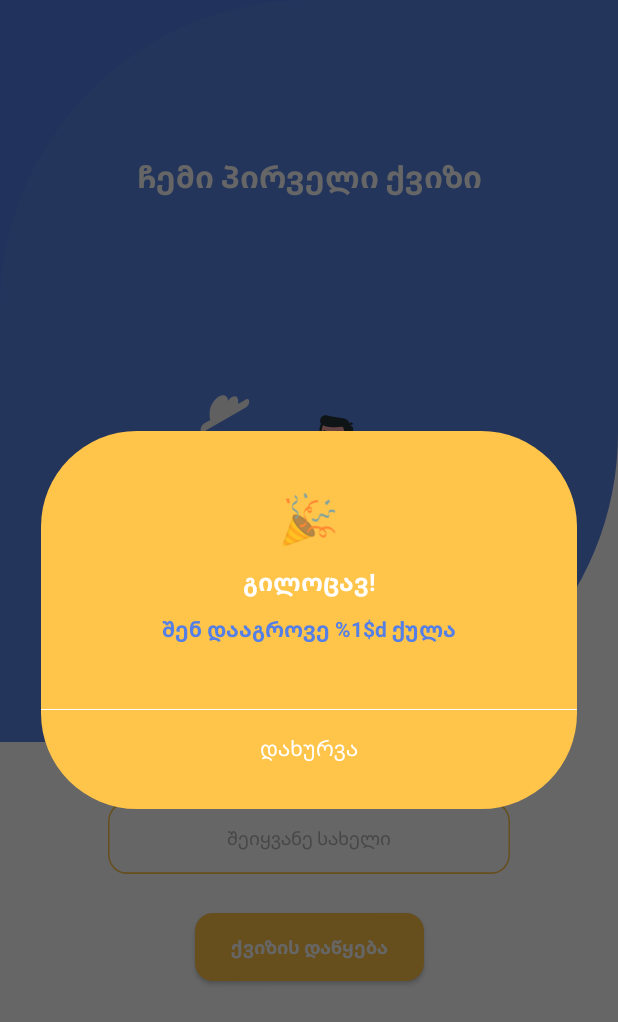
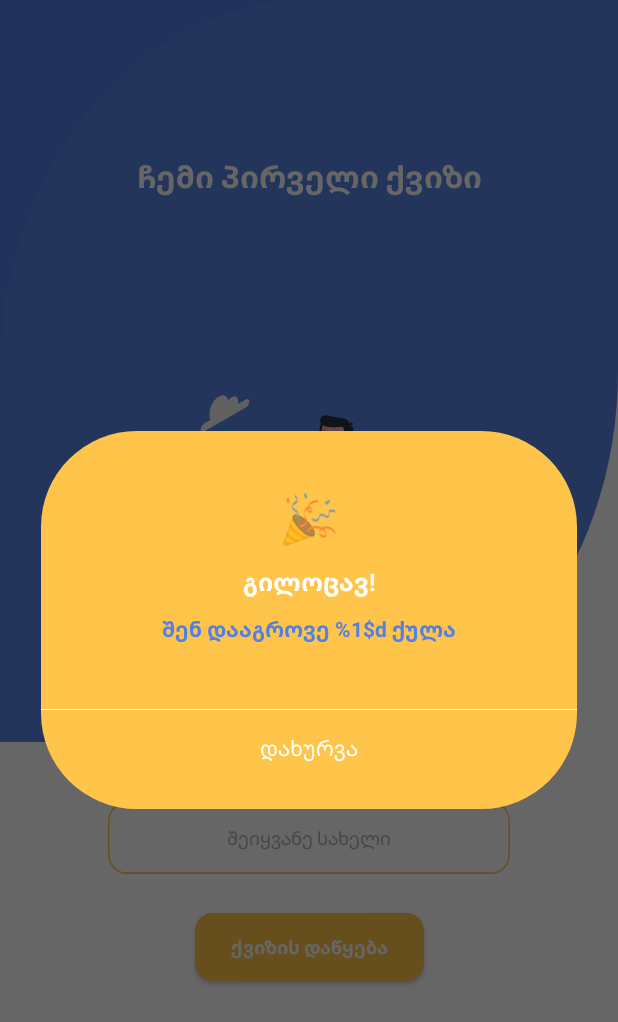
Before and after one commit to ninikokra/Quiz, an Android app: the screen it shows after launch (QuizActivity), after a tap on "ქვიზის დაწყება", on a phone screen of 412 x 824 dp. Shown: the top 1022 px of the screen. Run offline under Robolectric (Android 15) with nearby library versions, the phone set to English and light mode, and no system bars.

Commit message:
changed dialog CustomView, some design bugs fixed, added ConstraintGroups

```diff
--- a/app/src/main/java/com/space/quiz/presentation/dialog/CustomDialogView.kt
+++ b/app/src/main/java/com/space/quiz/presentation/dialog/CustomDialogView.kt
@@ -1,13 +1,15 @@
 package com.space.quiz.presentation.dialog
 
+import android.app.AlertDialog
 import android.content.Context
+import android.graphics.Color
+import android.graphics.drawable.ColorDrawable
 import android.util.AttributeSet
 import android.view.LayoutInflater
-import android.view.View
 import android.widget.FrameLayout
-import android.widget.TextView
 import com.space.quiz.R
 import com.space.quiz.databinding.CustomDialogBinding
+import com.space.quiz.utils.isVisible
 
 class CustomDialogView @JvmOverloads constructor(
     context: Context,
@@ -18,43 +20,60 @@ class CustomDialogView @JvmOverloads constructor(
     private val binding: CustomDialogBinding =
         CustomDialogBinding.inflate(LayoutInflater.from(context), this, true)
 
+    private lateinit var alertDialog: AlertDialog
+
+    init {
+        setupDialog()
+    }
+
+    private fun setupDialog() {
+        val alertDialogBuilder = AlertDialog.Builder(context)
+        alertDialogBuilder.setView(this)
+
+        alertDialog = alertDialogBuilder.create()
+        alertDialog.window?.setBackgroundDrawable(ColorDrawable(Color.TRANSPARENT))
+    }
+
+    fun showDialog() {
+        alertDialog.show()
+    }
+
     fun showCloseState() {
         with(binding) {
-            exitQuestionTextVIew.visibility = View.VISIBLE
-            yesTextView.visibility = View.VISIBLE
-            noTextView.visibility = View.VISIBLE
+            congratsGroup.isVisible(true)
             exitQuestionTextVIew.text = context.getString(R.string.dialog_quiz_quit_text)
         }
     }
 
     fun showExitState() {
         with(binding) {
-            exitQuestionTextVIew.visibility = View.VISIBLE
-            yesTextView.visibility = View.VISIBLE
-            noTextView.visibility = View.VISIBLE
+            exitCloseGroup.isVisible(true)
             exitQuestionTextVIew.text = context.getString(R.string.dialog_exit_text)
         }
     }
 
     fun showCongratsState() {
-        with(binding) {
-            congratsIcon.visibility = View.VISIBLE
-            congratsTextView.visibility = View.VISIBLE
-            earnedPointsTextView.visibility = View.VISIBLE
-            viewLine.visibility = View.VISIBLE
-            closeDialogButton.visibility = View.VISIBLE
+        binding.congratsGroup.isVisible(true)
+    }
+
+    fun setPositiveButtonClickListener(onClickListener: () -> Unit) {
+        binding.yesTextView.setOnClickListener {
+            onClickListener.invoke()
+            alertDialog.dismiss()
         }
     }
 
-    fun getPositiveButton(): TextView {
-        return binding.yesTextView
+    fun setNegativeButtonClickListener(onClickListener: () -> Unit) {
+        binding.noTextView.setOnClickListener {
+            onClickListener.invoke()
+            alertDialog.dismiss()
+        }
     }
 
-    fun getNegativeButton(): TextView {
-        return binding.noTextView
-    }
-
-    fun getNeutralButton(): TextView {
-        return binding.closeDialogButton
+    fun setNeutralButtonClickListener(onClickListener: () -> Unit) {
+        binding.closeDialogButton.setOnClickListener {
+            onClickListener.invoke()
+            alertDialog.dismiss()
+        }
     }
 }
--- a/app/src/main/java/com/space/quiz/presentation/intro/IntroFragment.kt
+++ b/app/src/main/java/com/space/quiz/presentation/intro/IntroFragment.kt
@@ -1,22 +1,10 @@
 package com.space.quiz.presentation.intro
 
-import android.app.AlertDialog
-import android.graphics.Color
-import android.graphics.drawable.ColorDrawable
-import android.os.Bundle
-import androidx.fragment.app.Fragment
-import android.view.LayoutInflater
-import android.view.View
-import android.view.ViewGroup
-import android.widget.TextView
-import androidx.navigation.fragment.findNavController
 import com.space.quiz.R
-import com.space.quiz.databinding.FragmentHomeBinding
 import com.space.quiz.databinding.FragmentIntroBinding
 import com.space.quiz.presentation.base.BaseFragment
 import com.space.quiz.presentation.base.Inflater
 import com.space.quiz.presentation.dialog.CustomDialogView
-import com.space.quiz.presentation.home.HomeFragment
 
 class IntroFragment : BaseFragment<FragmentIntroBinding>() {
 
@@ -29,29 +17,14 @@ class IntroFragment : BaseFragment<FragmentIntroBinding>() {
             showDialog()
         }
     }
+
     private fun showDialog() {
-        val alertDialogBuilder = AlertDialog.Builder(requireContext())
         val customDialogView = CustomDialogView(requireContext())
         customDialogView.showCongratsState()
-        alertDialogBuilder.setView(customDialogView)
-        val alertDialog = alertDialogBuilder.create()
-        alertDialog.window?.setBackgroundDrawable(ColorDrawable(Color.TRANSPARENT))
-        alertDialog.show()
 
-     /*   val positiveButton: TextView = customDialogView.getPositiveButton()
-        positiveButton.setOnClickListener {
-            //navigation()
-            alertDialog.dismiss()
+        customDialogView.setNeutralButtonClickListener {
+            navigateTo(R.id.action_introFragment_to_homeFragment)
         }
-        val negativeButton: TextView = customDialogView.getNegativeButton()
-        negativeButton.setOnClickListener {
-            alertDialog.dismiss()
-        }
-*/
-        val neutralButton: TextView = customDialogView.getNeutralButton()
-        neutralButton.setOnClickListener {
-            navigateTo(R.id.action_introFragment_to_homeFragment)
-            alertDialog.dismiss()
-        }
+        customDialogView.showDialog()
     }
 }
--- a/app/src/main/java/com/space/quiz/presentation/views/BaseCustomView.kt
+++ b/app/src/main/java/com/space/quiz/presentation/views/BaseCustomView.kt
@@ -7,7 +7,7 @@ import android.graphics.Path
 import android.util.AttributeSet
 import android.view.View
 
-open class BaseCustomView(
+abstract class BaseCustomView(
     context: Context,
     attrs: AttributeSet?
 ) : View(context, attrs) {
--- a/app/src/main/java/com/space/quiz/presentation/views/IntroCustomView.kt
+++ b/app/src/main/java/com/space/quiz/presentation/views/IntroCustomView.kt
@@ -3,6 +3,7 @@ package com.space.quiz.presentation.views
 import android.content.Context
 import android.graphics.Canvas
 import android.graphics.Path
+import android.graphics.RectF
 import android.util.AttributeSet
 import com.space.quiz.R
 
@@ -15,9 +16,6 @@ class IntroCustomView(
      *it divides width of the view by 2*/
     private val centerX get() = width / 2
 
-    //the cornerRadius represents the value of radius for the corners
-    private val cornerRadius get() = width / 2
-
     override fun drawCustomView(canvas: Canvas) {
         drawDarkBlueBackground(canvas)
         drawLightBlueBackground(canvas)
@@ -29,40 +27,28 @@ class IntroCustomView(
             paint.color = context.getColor(R.color.blue_secondary_default)
             moveTo(0f, 0f)
             lineTo(centerX, 0f)
-            lineTo(0f, height / 2)
+            lineTo(0f, height)
             close()
             canvas.drawPath(path, paint)
         }
     }
 
     private fun drawLightBlueBackground(canvas: Canvas) {
-        /**the heightAdjustment  represents the vertical adjustment applied to the centerY positions of circles and
-         *calculates value by substracting one/third of the height from half of the width**/
-        val heightAdjustment = (width / 2) - (height / 3)
-
-        /**the centerY1 calculates the centerY1 value by dividing the height by 3 and adding the heightAdjustment value
-         *It determines the y-coordinate for the center of the first circle*/
-        val centerY1 = height / 3 + heightAdjustment
-
-        /**It determines the y-coordinate for the center of the second circle
-         *the centerY2 calculates the centerY2 value by multiplying
-         *the height by 2 and dividing it by 3 and then subtracting the heightAdjustment value**/
-        val centerY2 = height * 2 / 3 - heightAdjustment
-
         path.apply {
             reset()
             paint.color = context.getColor(R.color.blue_secondary_light)
-            addCircle(centerX, centerY1, cornerRadius, Path.Direction.CW)
-            addCircle(centerX, centerY2, cornerRadius, Path.Direction.CW)
-            moveTo(centerX, 0f)
-            lineTo(width, 0f)
-            lineTo(width, centerY2)
-            lineTo(centerX, height)
+            moveTo(width, 0f)
+            arcTo(
+                RectF(0f, 0f, width, height),
+                0f, 90f
+            )
             lineTo(0f, height)
-            lineTo(0f, centerY1)
-            lineTo(centerX, 0f)
+            arcTo(
+                RectF(0f, 0f, width, height),
+                180f, 90f
+            )
             close()
-            canvas.drawPath(path, paint)
         }
+        canvas.drawPath(path, paint)
     }
 }
--- /dev/null
+++ b/app/src/main/java/com/space/quiz/utils/ViewExtension.kt
@@ -0,0 +1,7 @@
+package com.space.quiz.utils
+
+import android.view.View
+
+fun View.isVisible(isVisible: Boolean) {
+    visibility = if (isVisible) View.VISIBLE else View.GONE
+}
--- a/app/src/main/res/layout/custom_dialog.xml
+++ b/app/src/main/res/layout/custom_dialog.xml
@@ -1,4 +1,3 @@
-<?xml version="1.0" encoding="utf-8"?>
 <androidx.constraintlayout.widget.ConstraintLayout xmlns:android="http://schemas.android.com/apk/res/android"
     xmlns:app="http://schemas.android.com/apk/res-auto"
     xmlns:tools="http://schemas.android.com/tools"
@@ -16,7 +15,15 @@
         app:layout_constraintTop_toTopOf="parent"
         app:rectangleBackgroundColor="@color/yellow_primary" />
 
-    <!--Congrats state-->
+    <!-- Congrats State -->
+
+    <androidx.constraintlayout.widget.Group
+        android:id="@+id/congratsGroup"
+        android:layout_width="wrap_content"
+        android:layout_height="wrap_content"
+        android:visibility="gone"
+        app:constraint_referenced_ids="congratsIcon, congratsTextView, earnedPointsTextView, viewLine, closeDialogButton" />
+
     <TextView
         android:id="@+id/congratsIcon"
         android:layout_width="wrap_content"
@@ -24,7 +31,6 @@
         android:layout_marginTop="@dimen/dimen_39dp"
         android:text="@string/congrats_icon_text"
         android:textSize="@dimen/dimen_32sp"
-        android:visibility="gone"
         app:layout_constraintEnd_toEndOf="@+id/dialogRectangleView"
         app:layout_constraintStart_toStartOf="@+id/dialogRectangleView"
         app:layout_constraintTop_toTopOf="parent" />
@@ -37,7 +43,6 @@
         android:layout_marginTop="@dimen/dimen_10dp"
         android:drawablePadding="@dimen/dimen_5dp"
         android:text="@string/congratulations_text"
-        android:visibility="gone"
         app:layout_constraintEnd_toEndOf="@+id/dialogRectangleView"
         app:layout_constraintStart_toStartOf="@+id/dialogRectangleView"
         app:layout_constraintTop_toBottomOf="@+id/congratsIcon" />
@@ -49,7 +54,6 @@
         android:layout_height="wrap_content"
         android:layout_marginTop="@dimen/dimen_10dp"
         android:text="@string/points_text"
-        android:visibility="gone"
         app:layout_constraintEnd_toEndOf="@+id/dialogRectangleView"
         app:layout_constraintStart_toStartOf="@+id/dialogRectangleView"
         app:layout_constraintTop_toBottomOf="@+id/congratsTextView" />
@@ -61,7 +65,6 @@
         android:layout_marginHorizontal="@dimen/dimen_27dp"
         android:layout_marginBottom="@dimen/dimen_12dp"
         android:background="@color/neutral_04_white"
-        android:visibility="gone"
         app:layout_constraintBottom_toTopOf="@+id/closeDialogButton"
         app:layout_constraintEnd_toEndOf="@+id/dialogRectangleView"
         app:layout_constraintStart_toStartOf="@+id/dialogRectangleView" />
@@ -73,14 +76,21 @@
         android:layout_height="wrap_content"
         android:layout_marginTop="@dimen/dimen_14dp"
         android:layout_marginBottom="@dimen/dimen_27dp"
+        android:padding="@dimen/dimen_3dp"
         android:text="@string/text_close"
-        android:padding="@dimen/dimen_3dp"
-        android:visibility="gone"
         app:layout_constraintBottom_toBottomOf="@+id/dialogRectangleView"
         app:layout_constraintEnd_toEndOf="@+id/viewLine"
         app:layout_constraintStart_toStartOf="@+id/viewLine" />
 
-    <!--Exit/Close State-->
+    <!-- Exit/Close State -->
+
+    <androidx.constraintlayout.widget.Group
+        android:id="@+id/exitCloseGroup"
+        android:layout_width="wrap_content"
+        android:layout_height="wrap_content"
+        android:visibility="gone"
+        app:constraint_referenced_ids="exitQuestionTextVIew, yesTextView, noTextView" />
+
     <TextView
         android:id="@+id/exitQuestionTextVIew"
         style="@style/largeMyriadGeo_white_bold"
@@ -90,7 +100,6 @@
         android:maxWidth="@dimen/dimen_250dp"
         android:text="@string/dialog_quiz_quit_text"
         android:textAlignment="center"
-        android:visibility="gone"
         app:layout_constraintBottom_toBottomOf="@+id/dialogRectangleView"
         app:layout_constraintEnd_toEndOf="@+id/dialogRectangleView"
         app:layout_constraintStart_toStartOf="@+id/dialogRectangleView"
@@ -101,11 +110,10 @@
         style="@style/largeMyriadGeo_darkGrey_bold"
         android:layout_width="wrap_content"
         android:layout_height="wrap_content"
-        android:background="@drawable/bckg_textview_shape"
+        android:background="@drawable/bkg_textview_shape"
         android:padding="@dimen/dimen_3dp"
         android:text="@string/yes_button_text"
         android:textAlignment="center"
-        android:visibility="gone"
         app:layout_constraintBottom_toBottomOf="parent"
         app:layout_constraintEnd_toStartOf="@+id/noTextView"
         app:layout_constraintStart_toStartOf="@+id/dialogRectangleView"
@@ -116,12 +124,12 @@
         style="@style/largeMyriadGeo_darkGrey_bold"
         android:layout_width="wrap_content"
         android:layout_height="wrap_content"
-        android:background="@drawable/bckg_textview_shape"
+        android:background="@drawable/bkg_textview_shape"
         android:padding="@dimen/dimen_3dp"
         android:text="@string/no_button_text"
         android:textAlignment="center"
-        android:visibility="gone"
         app:layout_constraintBottom_toBottomOf="parent"
         app:layout_constraintEnd_toEndOf="@+id/exitQuestionTextVIew"
         app:layout_constraintTop_toBottomOf="@+id/exitQuestionTextVIew" />
+
 </androidx.constraintlayout.widget.ConstraintLayout>
--- a/app/src/main/res/layout/fragment_tests.xml
+++ b/app/src/main/res/layout/fragment_tests.xml
@@ -48,16 +48,16 @@
         app:layout_constraintTop_toBottomOf="@+id/titleSubjectEditText"
         tools:text="რომელია ყველაზე პოპულარული პროგრამირების ენა?" />
 
-    <!--   რისაიქლში height დროებით მაქვს გაწერილი სტატიკურად რომ დამენახა ელემენტები როგორ ჯდებოდა -->
     <androidx.recyclerview.widget.RecyclerView
         android:id="@+id/answersRecyclerView"
         android:layout_width="match_parent"
-        android:layout_height="300dp"
+        android:layout_height="0dp"
         android:layout_marginTop="@dimen/dimen_60dp"
         app:layoutManager="androidx.recyclerview.widget.LinearLayoutManager"
         app:layout_constraintEnd_toEndOf="parent"
         app:layout_constraintStart_toStartOf="parent"
         app:layout_constraintTop_toBottomOf="@+id/testsTopRectangle"
+        tools:itemCount="4"
         tools:listitem="@layout/questions_item" />
 
     <com.google.android.material.button.MaterialButton
--- a/app/src/main/res/layout/quiz_subject_items.xml
+++ b/app/src/main/res/layout/quiz_subject_items.xml
@@ -23,7 +23,6 @@
         android:layout_height="wrap_content"
         android:layout_marginEnd="@dimen/dimen_30dp"
         android:src="@drawable/ic_button_subject"
-        android:visibility="visible"
         app:layout_constraintBottom_toBottomOf="@+id/itemsRectangle"
         app:layout_constraintEnd_toEndOf="@+id/itemsRectangle"
         app:layout_constraintTop_toTopOf="@+id/itemsRectangle" />
```
Also changed, not shown: app/src/main/java/com/space/quiz/presentation/details/DetailsFragment.kt (+1 -6 lines), app/src/main/java/com/space/quiz/presentation/home/HomeFragment.kt (+4 -32 lines), app/src/main/res/drawable/bkg_textview_shape.xml (renamed from app/src/main/res/drawable/bckg_textview_shape.xml).
